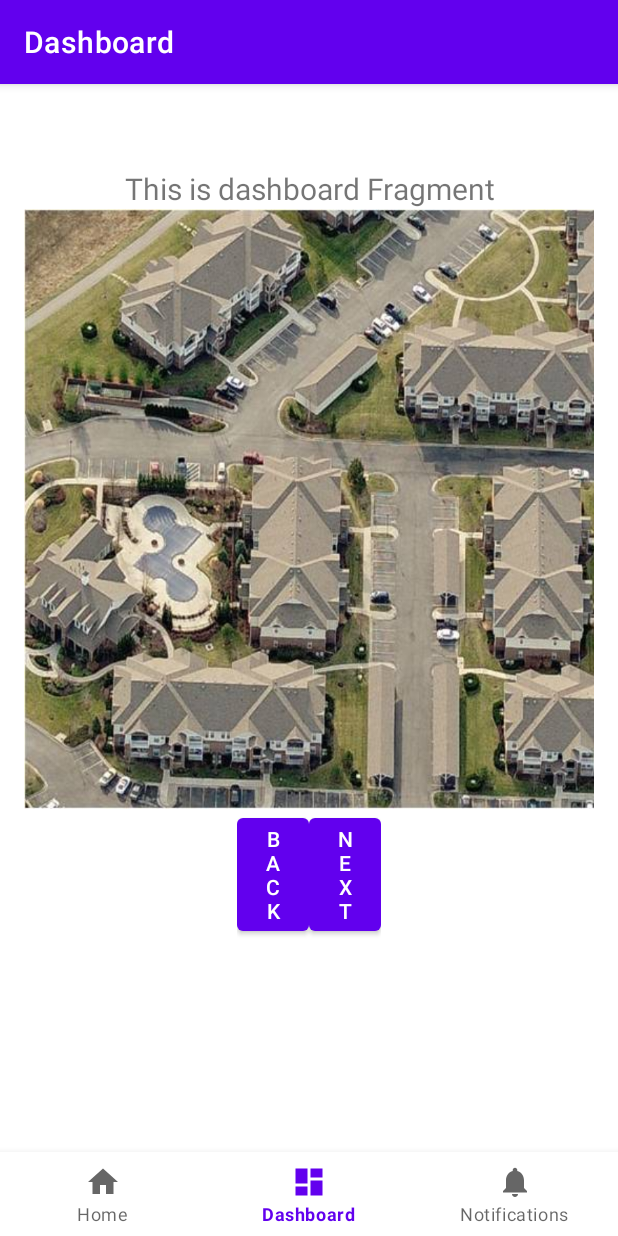
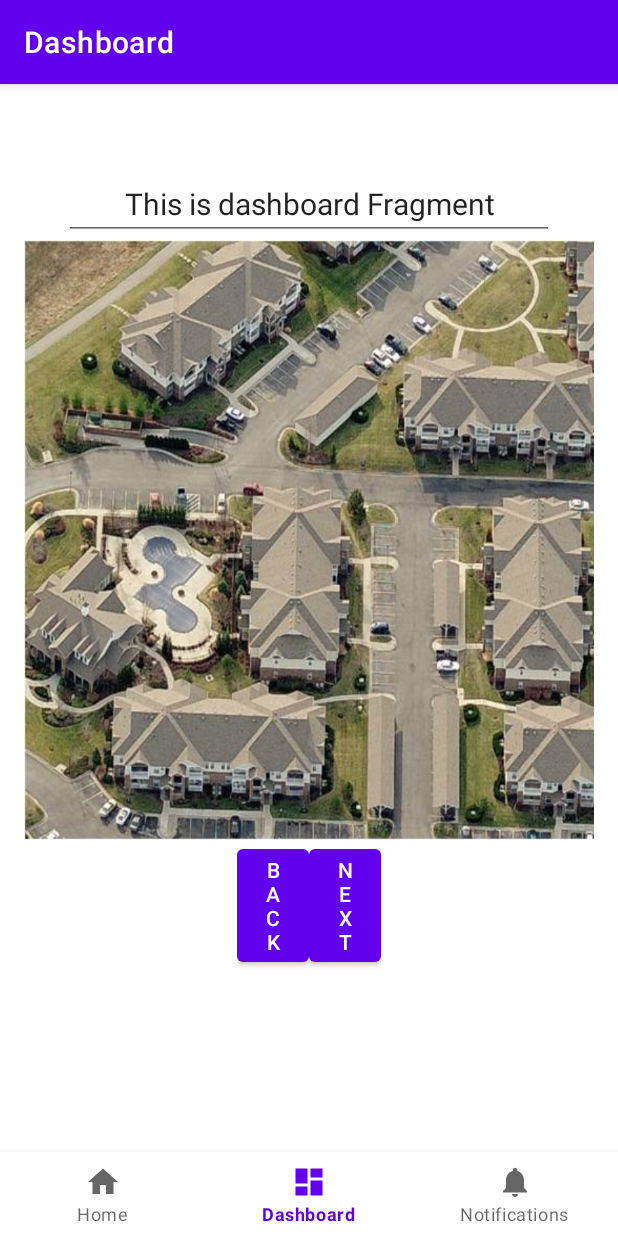
Before and after one commit to SgainsO/Building-Damage-Assessment, an Android app: the DashboardFragment screen opened through its navigation route, on a phone screen of 412 x 824 dp. Run offline under Robolectric (Android 15) with nearby library versions, the light colour scheme and no system bars; our stand-ins replace navigation-ui.

Commit message:
finished ui for adding image view for selected locations

```diff
--- a/Drone/app/src/main/res/layout/fragment_dashboard.xml
+++ b/Drone/app/src/main/res/layout/fragment_dashboard.xml
@@ -7,14 +7,14 @@
     android:orientation="vertical"
     android:gravity="top|center">
 
-    <TextView
+    <EditText
         android:id="@+id/text_dashboard"
+        android:hint="Name this location"
         android:layout_height="wrap_content"
         android:layout_width="wrap_content"
+        android:paddingHorizontal="40dp"
         android:textAlignment="center"
         android:textSize="20sp"
-        android:text="@string/Label_Title"
-
         />
     <FrameLayout
         android:layout_width="match_parent"
@@ -31,7 +31,10 @@
         android:cropToPadding="false"
         android:contentDescription= "This is where the image will be displayed"
         />
-
+        <androidx.constraintlayout.widget.ConstraintLayout
+            android:layout_width="match_parent"
+            android:layout_height="match_parent"
+            android:id="@+id/constraintOverlay"/>
     </FrameLayout>
         <LinearLayout
             android:layout_width="wrap_content"
```
Also changed, not shown: Drone/app/src/main/java/com/example/drone/ui/dashboard/DashboardFragment.kt (+24 -1 lines).
